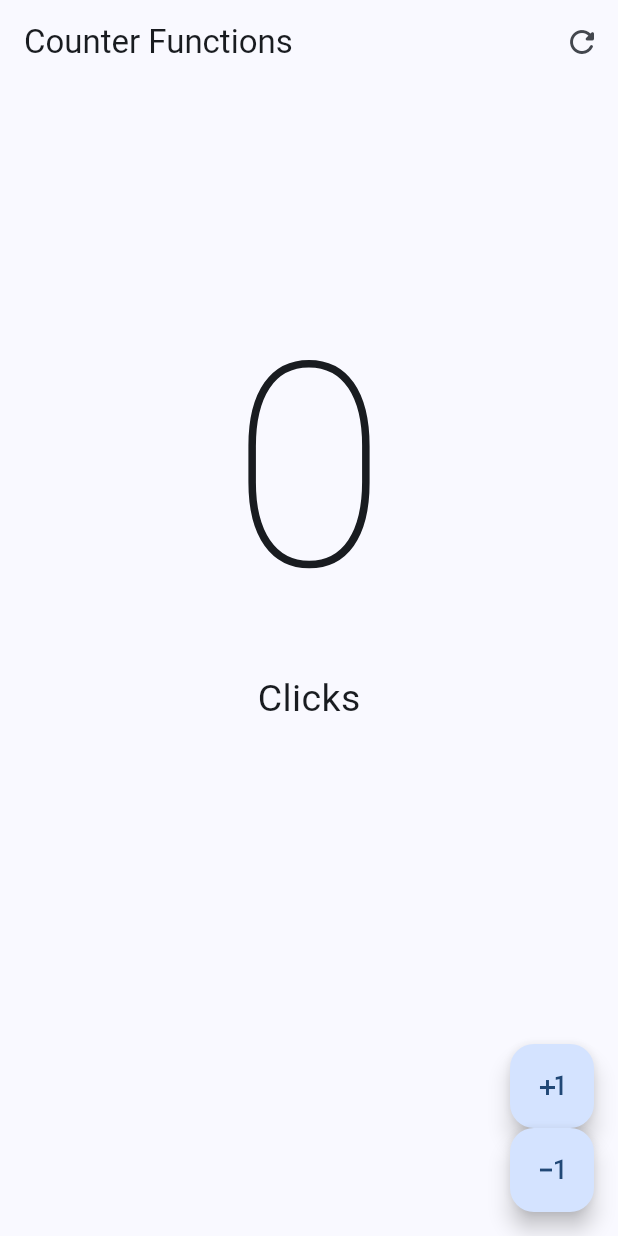
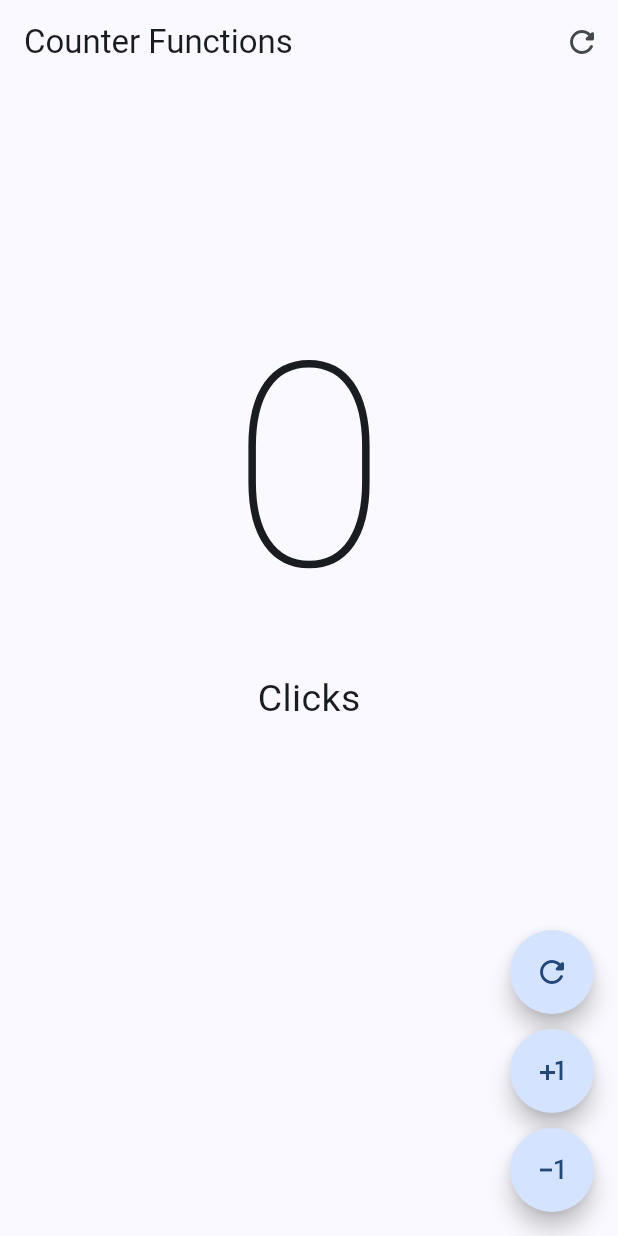
Before and after one commit to Riiccardods/contador_de_clicks_flutter, a Flutter app: the screen it shows after launch, on a phone screen of 412 x 824 dp. Run offline on Flutter 3.47's test engine with Material 3 defaults, Android fonts, the phone set to English and light mode, and no system bars.

Commit message:
Adicionei o botão refresh e botao para diminuir a contagem

```diff
--- a/lib/presentation/screens/counter/counter_functions_screen.dart
+++ b/lib/presentation/screens/counter/counter_functions_screen.dart
@@ -116,6 +116,27 @@ class _CounterFunctionsScreenState extends State<CounterFunctionsScreen> {
           mainAxisAlignment: MainAxisAlignment.end,
           children: [
             FloatingActionButton(
+              shape: const StadiumBorder(),
+              // `FloatingActionButton` é um botão circular flutuante usado para
+              // ações primárias na tela.
+              onPressed: () {
+                // `onPressed` é um callback que é chamado quando o botão é pressionado.
+                setState(() {
+                  // `setState` notifica o Flutter que o estado interno mudou,
+                  // fazendo com que o método `build` seja chamado novamente para
+                  // atualizar a interface do usuário.
+                  clickCounter = clickCounter = 0;
+                });
+              },
+              child: const Icon(Icons.refresh_rounded),
+              // `child` define o conteúdo dentro do `FloatingActionButton`.
+              // `Icon(Icons.plus_one)` cria um ícone com o símbolo de mais.
+            ),
+            const SizedBox(
+              height: 10.0,
+            ),
+            FloatingActionButton(
+              shape: const StadiumBorder(),
               // `FloatingActionButton` é um botão circular flutuante usado para
               // ações primárias na tela.
               onPressed: () {
@@ -132,9 +153,12 @@ class _CounterFunctionsScreenState extends State<CounterFunctionsScreen> {
               // `child` define o conteúdo dentro do `FloatingActionButton`.
               // `Icon(Icons.plus_one)` cria um ícone com o símbolo de mais.
             ),
+            const SizedBox(
+              height: 10.0,
+            ),
+            FloatingActionButton(
+              shape: const StadiumBorder(),
 
-
-            FloatingActionButton(
               // `FloatingActionButton` é um botão circular flutuante usado para
               // ações primárias na tela.
               onPressed: () {
@@ -151,10 +175,6 @@ class _CounterFunctionsScreenState extends State<CounterFunctionsScreen> {
               // `child` define o conteúdo dentro do `FloatingActionButton`.
               // `Icon(Icons.plus_one)` cria um ícone com o símbolo de mais.
             ),
-
-
-
-
           ],
         ));
   }
```
